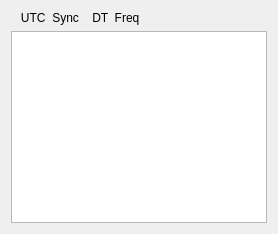
qcmiao1998/js8call, file messageaveraging.ui: the form before one commit.
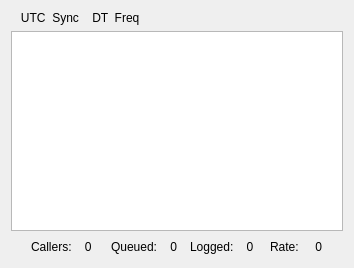
The form after the commit.

What changed in the file:
```diff
--- a/messageaveraging.ui
+++ b/messageaveraging.ui
@@ -2,13 +2,21 @@
 <ui version="4.0">
  <class>MessageAveraging</class>
  <widget class="QWidget" name="MessageAveraging">
+  <property name="geometry">
+   <rect>
+    <x>0</x>
+    <y>0</y>
+    <width>354</width>
+    <height>268</height>
+   </rect>
+  </property>
   <property name="windowTitle">
    <string>Message Averaging</string>
   </property>
   <layout class="QVBoxLayout" name="verticalLayout">
    <item>
     <layout class="QGridLayout" name="gridLayout">
-     <item row="0" column="0" colspan="2">
+     <item row="0" column="0">
       <widget class="QLabel" name="header_label">
        <property name="text">
         <string>   UTC  Sync    DT  Freq   </string>
@@ -18,13 +26,79 @@
        </property>
       </widget>
      </item>
-     <item row="1" column="0" colspan="2">
+     <item row="1" column="0">
       <widget class="QPlainTextEdit" name="msgAvgPlainTextEdit">
        <property name="lineWrapMode">
         <enum>QPlainTextEdit::NoWrap</enum>
        </property>
       </widget>
      </item>
+     <item row="2" column="0">
+      <layout class="QHBoxLayout" name="horizontalLayout">
+       <item>
+        <spacer name="horizontalSpacer">
+         <property name="orientation">
+          <enum>Qt::Horizontal</enum>
+         </property>
+         <property name="sizeType">
+          <enum>QSizePolicy::Fixed</enum>
+         </property>
+         <property name="sizeHint" stdset="0">
+          <size>
+           <width>20</width>
+           <height>20</height>
+          </size>
+         </property>
+        </spacer>
+       </item>
+       <item>
+        <widget class="QLabel" name="lab1">
+         <property name="minimumSize">
+          <size>
+           <width>0</width>
+           <height>20</height>
+          </size>
+         </property>
+         <property name="text">
+          <string>Callers:    0</string>
+         </property>
+        </widget>
+       </item>
+       <item>
+        <widget class="QLabel" name="lab2">
+         <property name="minimumSize">
+          <size>
+           <width>0</width>
+           <height>20</height>
+          </size>
+         </property>
+         <property name="text">
+          <string>Queued:    0</string>
+         </property>
+        </widget>
+       </item>
+       <item>
+        <widget class="QLabel" name="lab3">
+         <property name="text">
+          <string>Logged:    0</string>
+         </property>
+        </widget>
+       </item>
+       <item>
+        <widget class="QLabel" name="lab4">
+         <property name="minimumSize">
+          <size>
+           <width>0</width>
+           <height>20</height>
+          </size>
+         </property>
+         <property name="text">
+          <string>Rate:     0</string>
+         </property>
+        </widget>
+       </item>
+      </layout>
+     </item>
     </layout>
    </item>
   </layout>
```
